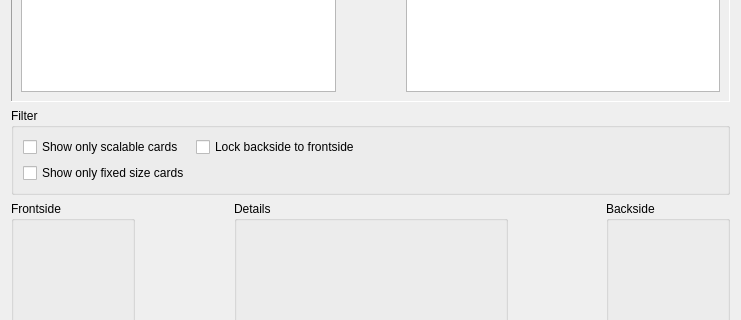
Before: the Qt Designer form kgamecardselector.ui in KDE/libkdegames, drawn with Qt 5; both pictures show x 0 to 741 and y 127 to 447 of the 741 by 557 pixel window.
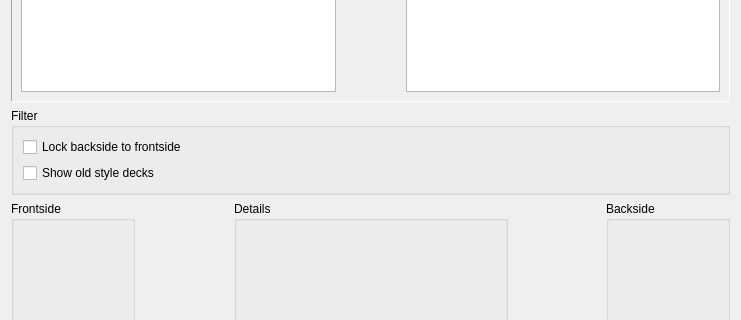
After: the same form once the commit is applied.

Commit message:
Simplify the card choosing dialog and also move it into a plain QWidget. This allows for embedding the card deck chooser into an existing dialog.
Adapt the games as needed.

Patch:
```diff
--- a/kgamecardselector.ui
+++ b/kgamecardselector.ui
@@ -117,51 +117,18 @@
      <property name="title" >
       <string>Filter</string>
      </property>
-     <layout class="QGridLayout" >
-      <item rowspan="2" row="0" column="0" >
-       <widget class="QCheckBox" name="checkBoxSVG" >
-        <property name="text" >
-         <string>Show only scalable cards</string>
-        </property>
-       </widget>
-      </item>
-      <item row="0" column="1" >
+     <layout class="QVBoxLayout" name="verticalLayout" >
+      <item>
        <widget class="QCheckBox" name="checkBoxLock" >
         <property name="text" >
          <string>Lock backside to frontside</string>
         </property>
        </widget>
       </item>
-      <item rowspan="3" row="0" column="2" >
-       <spacer>
-        <property name="orientation" >
-         <enum>Qt::Horizontal</enum>
-        </property>
-        <property name="sizeHint" >
-         <size>
-          <width>131</width>
-          <height>44</height>
-         </size>
-        </property>
-       </spacer>
-      </item>
-      <item rowspan="2" row="1" column="1" >
-       <spacer>
-        <property name="orientation" >
-         <enum>Qt::Vertical</enum>
-        </property>
-        <property name="sizeHint" >
-         <size>
-          <width>20</width>
-          <height>21</height>
-         </size>
-        </property>
-       </spacer>
-      </item>
-      <item row="2" column="0" >
+      <item>
        <widget class="QCheckBox" name="checkBoxPNG" >
         <property name="text" >
-         <string>Show only fixed size cards</string>
+         <string>Show old style decks</string>
         </property>
        </widget>
       </item>
@@ -213,7 +180,7 @@
        <property name="orientation" >
         <enum>Qt::Horizontal</enum>
        </property>
-       <property name="sizeHint" >
+       <property name="sizeHint" stdset="0" >
         <size>
          <width>16</width>
          <height>20</height>
@@ -295,7 +262,7 @@
        <property name="orientation" >
         <enum>Qt::Horizontal</enum>
        </property>
-       <property name="sizeHint" >
+       <property name="sizeHint" stdset="0" >
         <size>
          <width>16</width>
          <height>20</height>
```
Left out of the diff: 8 changed lines with no effect on the pictures. The commit also changes 4 other files.
